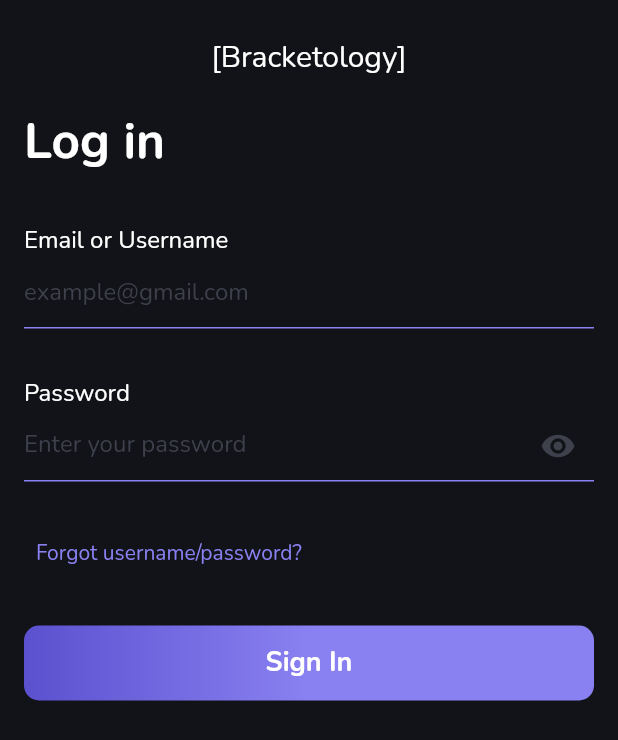
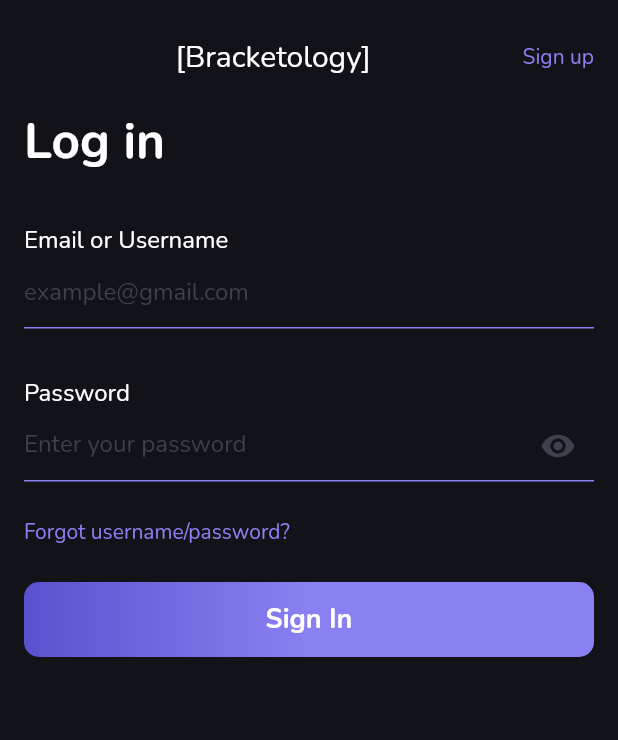
Before and after one commit to sharontechjays/temporary, a Flutter app: the screen it shows after launch, after a tap on "Get Started", on a phone screen of 412 x 824 dp. Shown: the top 740 px of the screen. Run offline on Flutter 3.47's test engine with Material 2 defaults, Android fonts, the phone set to English and light mode, and no system bars; our stand-ins replace dio, equatable, flutter_bloc, shared_preferences.

Commit message:
custom Styles

```diff
--- a/lib/presentation/screens/onboarding/onboarding.dart
+++ b/lib/presentation/screens/onboarding/onboarding.dart
@@ -140,11 +140,14 @@ class OnBoardingPage extends StatelessWidget {
                 const SizedBox(
                   height: 20,
                 ),
-                MyMaterialButton(onClickButton: newFunction),
+                MyMaterialButton(onClickButton: navToSigIn),
                 const SizedBox(
                   height: 20,
                 ),
-                const CustomTextButton(text: Strings.loginWithExistingAccount),
+                CustomTextButton(
+                  text: Strings.loginWithExistingAccount,
+                  onClickButton: navToSignUp,
+                ),
               ],
             ),
           )
@@ -153,28 +156,17 @@ class OnBoardingPage extends StatelessWidget {
     );
   }
 
-  void newFunction(BuildContext context) {
+  void navToSigIn(BuildContext context) {
+    Navigator.pushReplacement(
+      context,
+      MaterialPageRoute(builder: (context) => const SignInScreen()),
+    );
+  }
+
+  void navToSignUp(BuildContext context) {
     Navigator.pushReplacement(
       context,
       MaterialPageRoute(builder: (context) => const SignInScreen()),
     );
   }
 }
-
-class CustomTextButton extends StatelessWidget {
-  const CustomTextButton({super.key, required this.text});
-
-  final String text;
-
-  @override
-  Widget build(BuildContext context) {
-    return TextButton(
-        onPressed: () {},
-        child: Text(
-          text,
-          style: const TextStyle(
-            color: AppColors.secondaryColor,
-          ),
-        ));
-  }
-}
--- a/lib/presentation/screens/sign_in_screen.dart
+++ b/lib/presentation/screens/sign_in_screen.dart
@@ -85,7 +85,10 @@ class _SignInFormState extends State<SignInForm> {
               controller: _passwordController,
             ),
             const SizedBox(height: 24),
-            const CustomTextButton(text: Strings.forgotPasswordOrUsername),
+            CustomTextButton(
+              text: Strings.forgotPasswordOrUsername,
+              onClickButton: navToForgotPassword,
+            ),
             const SizedBox(height: 24),
             CustomMaterialButton(
                 bloc: bloc,
@@ -133,6 +136,8 @@ class _SignInFormState extends State<SignInForm> {
       _isPasswordVisible = !_isPasswordVisible;
     });
   }
+
+  void navToForgotPassword(BuildContext context) {}
 }
 
 class CustomMaterialButton extends StatelessWidget {
--- a/lib/presentation/utils/styles/custom_styles.dart
+++ b/lib/presentation/utils/styles/custom_styles.dart
@@ -4,7 +4,8 @@ import 'package:test_flutter/presentation/utils/styles/custom_colors.dart';
 import 'custom_dimens.dart';
 
 class CustomOutlinedButton extends StatelessWidget {
-  const CustomOutlinedButton({super.key,
+  const CustomOutlinedButton(
+      {super.key,
       required this.positiveLabel,
       required this.positiveFunction,
       required this.secondaryColor});
@@ -93,9 +94,7 @@ class MyMaterialButton extends StatelessWidget {
             child: Text(
           'Get Started',
           style: TextStyle(
-                  color: Colors.white,
-                  fontSize: 18.0,
-                  fontWeight: FontWeight.bold),
+              color: Colors.white, fontSize: 18.0, fontWeight: FontWeight.bold),
         )),
       ),
     );
@@ -132,8 +131,7 @@ class AnimatedToggle extends StatelessWidget {
         child: TabBar(
           tabs: List.generate(
             values.length,
-                (index) =>
-                Tab(
+            (index) => Tab(
               child: Text(
                 values[index],
                 style: TextStyle(
@@ -163,7 +161,8 @@ class AnimatedToggle extends StatelessWidget {
 }
 
 class CustomFormField extends StatelessWidget {
-  const CustomFormField({super.key,
+  const CustomFormField(
+      {super.key,
       required TextEditingController emailController,
       required this.title,
       required this.hintText})
@@ -201,6 +200,34 @@ class CustomFormField extends StatelessWidget {
   }
 }
 
+class CustomTextButton extends StatelessWidget {
+  const CustomTextButton(
+      {super.key,
+      required this.text,
+      required this.onClickButton(BuildContext context)});
+
+  final String text;
+  final void Function(BuildContext context) onClickButton;
+
+  @override
+  Widget build(BuildContext context) {
+    return TextButton(
+        onPressed: () {
+          onClickButton(context);
+        },
+        style: TextButton.styleFrom(
+            minimumSize: Size.zero,
+            padding: EdgeInsets.zero,
+            tapTargetSize: MaterialTapTargetSize.shrinkWrap),
+        child: Text(
+          text,
+          style: const TextStyle(
+            color: AppColors.secondaryColor,
+          ),
+        ));
+  }
+}
+
 class ScreenTitleWidget extends StatelessWidget {
   const ScreenTitleWidget({
     super.key,
--- a/lib/presentation/widgets/custom_appbar.dart
+++ b/lib/presentation/widgets/custom_appbar.dart
@@ -2,6 +2,8 @@ import 'package:flutter/material.dart';
 import 'package:test_flutter/presentation/constants/app_strings.dart';
 import 'package:test_flutter/presentation/utils/styles/custom_colors.dart';
 import 'package:test_flutter/presentation/utils/utils.dart';
+
+import '../utils/styles/custom_styles.dart';
 
 class CustomAppBar extends StatelessWidget implements PreferredSizeWidget {
   final Color backgroundColor;
@@ -17,14 +19,31 @@ class CustomAppBar extends StatelessWidget implements PreferredSizeWidget {
   @override
   Widget build(BuildContext context) {
     return AppBar(
-      title:  Column(
+      title: Column(
         children: [
-          Utils().getPlatformName()=="Android"?const SizedBox(height: 20,):const SizedBox(),
-          const Center(child: Text(Strings.appNameBrackets)),
+          Utils().getPlatformName() == "Android"
+              ? const SizedBox(
+                  height: 20,
+                )
+              : const SizedBox(),
+          Row(
+            mainAxisAlignment: MainAxisAlignment.spaceBetween,
+            crossAxisAlignment: CrossAxisAlignment.center,
+            children: [
+              const SizedBox(),
+              const Center(child: Text(Strings.appNameBrackets)),
+              CustomTextButton(
+                text: 'Sign up',
+                onClickButton: navToSignUP,
+              )
+            ],
+          ),
         ],
       ),
       elevation: 0,
       backgroundColor: backgroundColor,
     );
   }
+
+  void navToSignUP(BuildContext context) {}
 }
```
Lines whose indentation alone changed are shown as unchanged.
